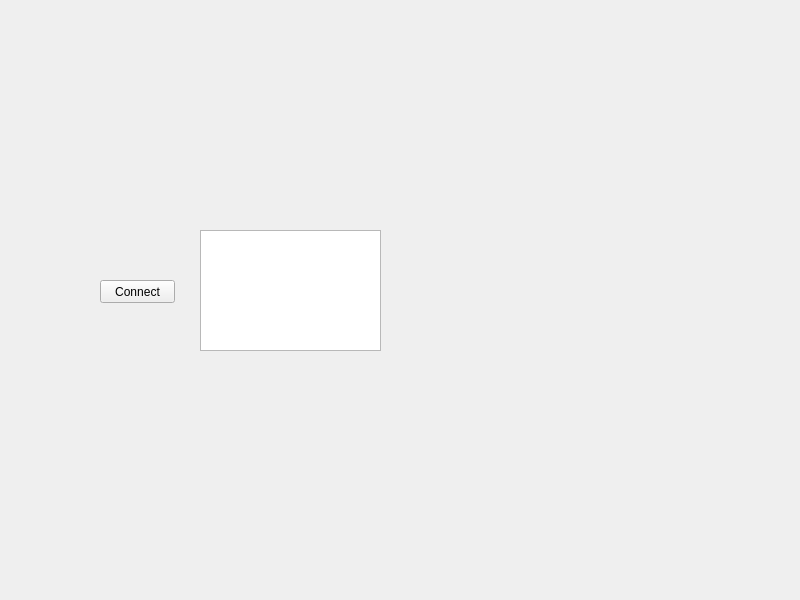
Above: mainwindow.ui from omegaBionic/mifare before the change. Below: the same form after it.
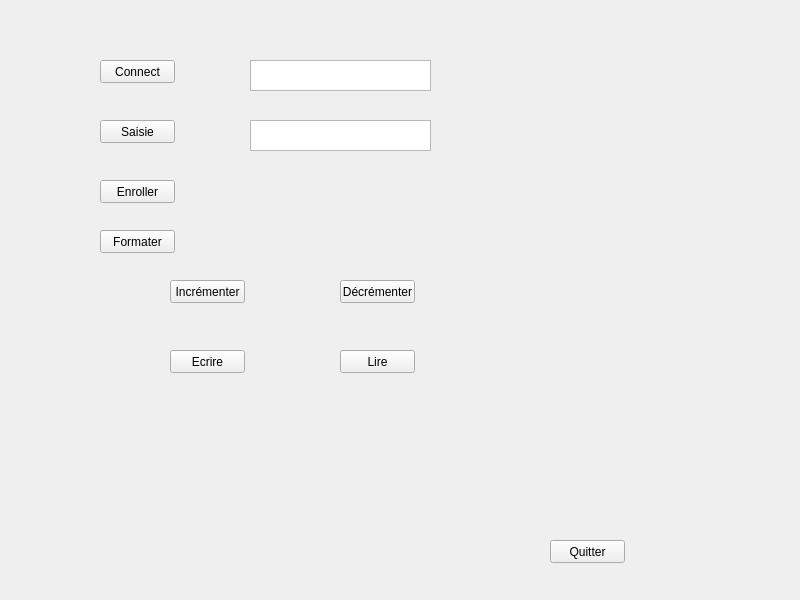
That is the form after the change.

Commit message: [CORE] Buttons added

What changed in the file:
```diff
--- a/mainwindow.ui
+++ b/mainwindow.ui
@@ -17,7 +17,7 @@
    <property name="geometry">
     <rect>
      <x>100</x>
-     <y>280</y>
+     <y>60</y>
      <width>75</width>
      <height>23</height>
     </rect>
@@ -29,11 +29,125 @@
   <widget class="QTextEdit" name="Display">
    <property name="geometry">
     <rect>
-     <x>200</x>
+     <x>250</x>
+     <y>60</y>
+     <width>181</width>
+     <height>31</height>
+    </rect>
+   </property>
+  </widget>
+  <widget class="QPushButton" name="Saisie">
+   <property name="geometry">
+    <rect>
+     <x>100</x>
+     <y>120</y>
+     <width>75</width>
+     <height>23</height>
+    </rect>
+   </property>
+   <property name="text">
+    <string>Saisie</string>
+   </property>
+  </widget>
+  <widget class="QTextEdit" name="fenetreSaisie">
+   <property name="geometry">
+    <rect>
+     <x>250</x>
+     <y>120</y>
+     <width>181</width>
+     <height>31</height>
+    </rect>
+   </property>
+  </widget>
+  <widget class="QPushButton" name="Quitter">
+   <property name="geometry">
+    <rect>
+     <x>550</x>
+     <y>540</y>
+     <width>75</width>
+     <height>23</height>
+    </rect>
+   </property>
+   <property name="text">
+    <string>Quitter</string>
+   </property>
+  </widget>
+  <widget class="QPushButton" name="Enroller">
+   <property name="geometry">
+    <rect>
+     <x>100</x>
+     <y>180</y>
+     <width>75</width>
+     <height>23</height>
+    </rect>
+   </property>
+   <property name="text">
+    <string>Enroller</string>
+   </property>
+  </widget>
+  <widget class="QPushButton" name="Formater">
+   <property name="geometry">
+    <rect>
+     <x>100</x>
      <y>230</y>
-     <width>181</width>
-     <height>121</height>
+     <width>75</width>
+     <height>23</height>
     </rect>
+   </property>
+   <property name="text">
+    <string>Formater</string>
+   </property>
+  </widget>
+  <widget class="QPushButton" name="Incrementer">
+   <property name="geometry">
+    <rect>
+     <x>170</x>
+     <y>280</y>
+     <width>75</width>
+     <height>23</height>
+    </rect>
+   </property>
+   <property name="text">
+    <string>Incrémenter</string>
+   </property>
+  </widget>
+  <widget class="QPushButton" name="Decrementer">
+   <property name="geometry">
+    <rect>
+     <x>340</x>
+     <y>280</y>
+     <width>75</width>
+     <height>23</height>
+    </rect>
+   </property>
+   <property name="text">
+    <string>Décrémenter</string>
+   </property>
+  </widget>
+  <widget class="QPushButton" name="Ecrire">
+   <property name="geometry">
+    <rect>
+     <x>170</x>
+     <y>350</y>
+     <width>75</width>
+     <height>23</height>
+    </rect>
+   </property>
+   <property name="text">
+    <string>Ecrire</string>
+   </property>
+  </widget>
+  <widget class="QPushButton" name="Lire">
+   <property name="geometry">
+    <rect>
+     <x>340</x>
+     <y>350</y>
+     <width>75</width>
+     <height>23</height>
+    </rect>
+   </property>
+   <property name="text">
+    <string>Lire</string>
    </property>
   </widget>
  </widget>
```
The commit also changes 3 other files.
